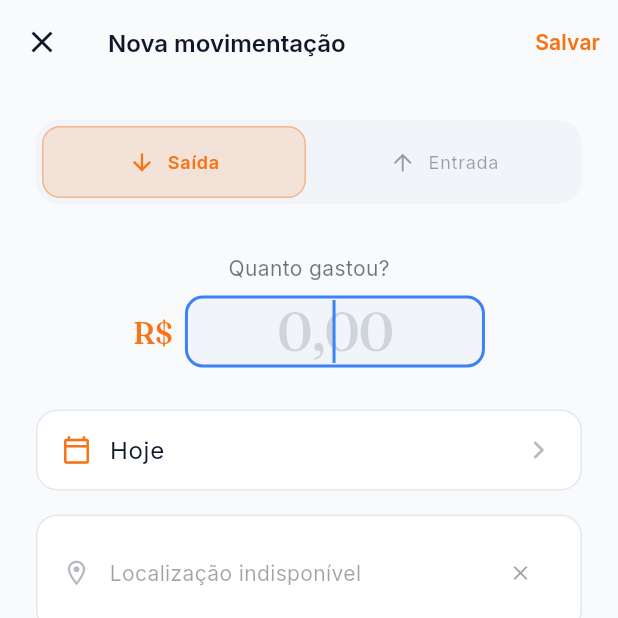
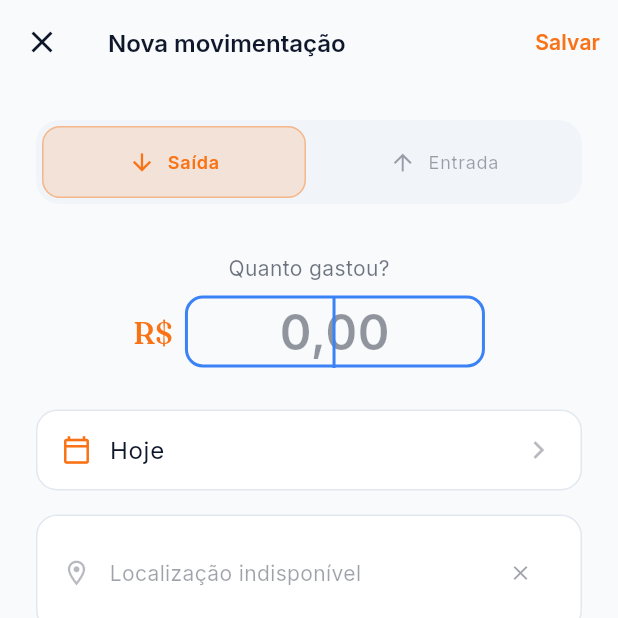
Before and after one commit to danielmedeiros22/sereno-app, a Flutter app: the TransactionFormScreen screen opened directly, on a phone screen of 412 x 824 dp, the top half of it. Run offline on Flutter 3.47's test engine with Material 3 defaults, Android fonts, the phone set to English and light mode, and no system bars; our stand-ins replace connectivity_plus, flutter_dotenv, flutter_map, flutter_riverpod, geolocator, go_router and 7 more; accounts and stored records are empty; network calls fail.

Commit message:
fix: allow larger monthly limits and improve monetary fields and logout

```diff
--- a/lib/app/theme/app_theme.dart
+++ b/lib/app/theme/app_theme.dart
@@ -42,6 +42,11 @@ class AppTheme {
       ),
 
       textTheme: textTheme,
+      textSelectionTheme: TextSelectionThemeData(
+        cursorColor: AppColors.primary,
+        selectionColor: AppColors.primary.withValues(alpha: 0.18),
+        selectionHandleColor: AppColors.primary,
+      ),
 
       cardTheme: CardThemeData(
         color: s.surface,
--- a/lib/features/auth/presentation/providers/auth_provider.dart
+++ b/lib/features/auth/presentation/providers/auth_provider.dart
@@ -92,7 +92,7 @@ class AuthController {
   }
 
   Future<void> signOut() async {
-    await SupabaseService.auth.signOut();
+    await SupabaseService.auth.signOut(scope: SignOutScope.local);
     try {
       await GoogleSignIn().signOut();
     } catch (_) {}
--- a/lib/features/transactions/presentation/screens/transaction_form_screen.dart
+++ b/lib/features/transactions/presentation/screens/transaction_form_screen.dart
@@ -385,14 +385,21 @@ class _TransactionFormScreenState extends ConsumerState<TransactionFormScreen> {
                 inputFormatters: [
                   FilteringTextInputFormatter.allow(RegExp(r'[\d.,]')),
                 ],
-                style: theme.textTheme.displayMedium?.copyWith(
-                    color: _activeColor, fontWeight: FontWeight.w700),
+                style: theme.textTheme.bodyLarge?.copyWith(
+                    fontSize: 32,
+                    color: _activeColor,
+                    fontWeight: FontWeight.w600),
                 textAlign: TextAlign.center,
                 decoration: InputDecoration(
                   hintText: '0,00',
-                  hintStyle: theme.textTheme.displayMedium?.copyWith(
+                  hintStyle: theme.textTheme.bodyLarge?.copyWith(
+                      fontSize: 32,
+                      fontWeight: FontWeight.w600,
                       color:
-                          theme.colorScheme.onSurface.withValues(alpha: 0.15)),
+                          theme.colorScheme.onSurface.withValues(alpha: 0.45)),
+                  filled: false,
+                  hoverColor: Colors.transparent,
+                  focusColor: Colors.transparent,
                   border: InputBorder.none,
                   contentPadding: EdgeInsets.zero,
                 ),
```
Also changed, not shown: lib/features/dashboard/data/monthly_limit_service.dart (+13 -1 lines), lib/features/dashboard/presentation/widgets/monthly_limit_sheet.dart (+5 -4 lines), lib/features/settings/presentation/screens/settings_screen.dart (+19 -8 lines), 10 other files.
